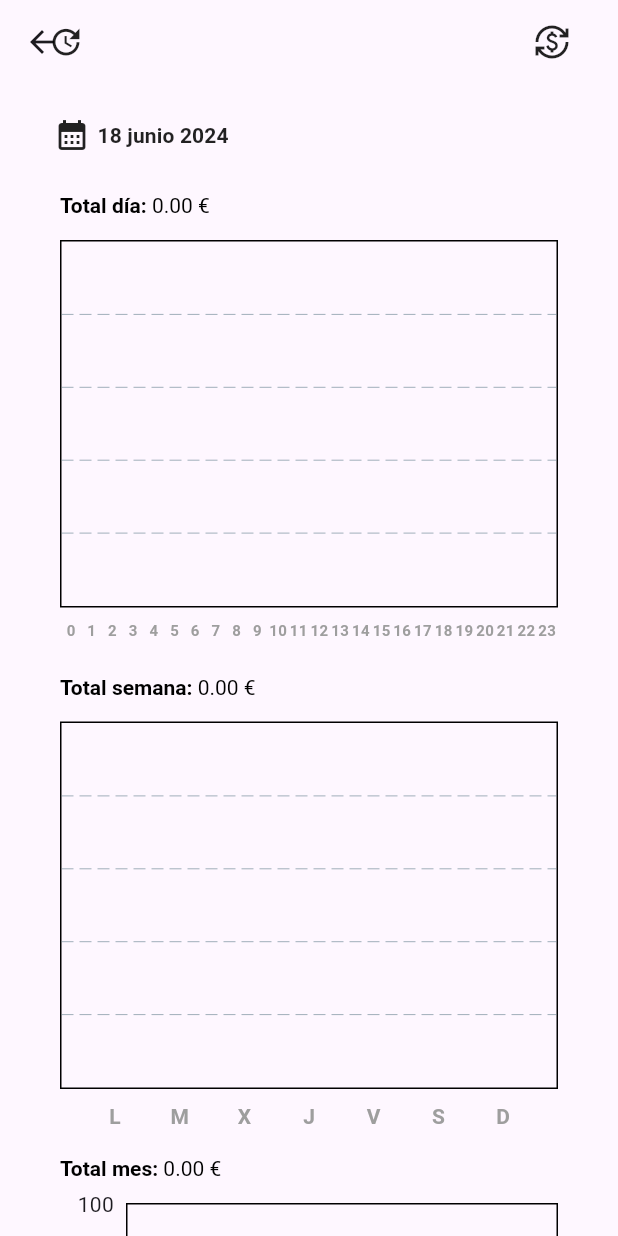
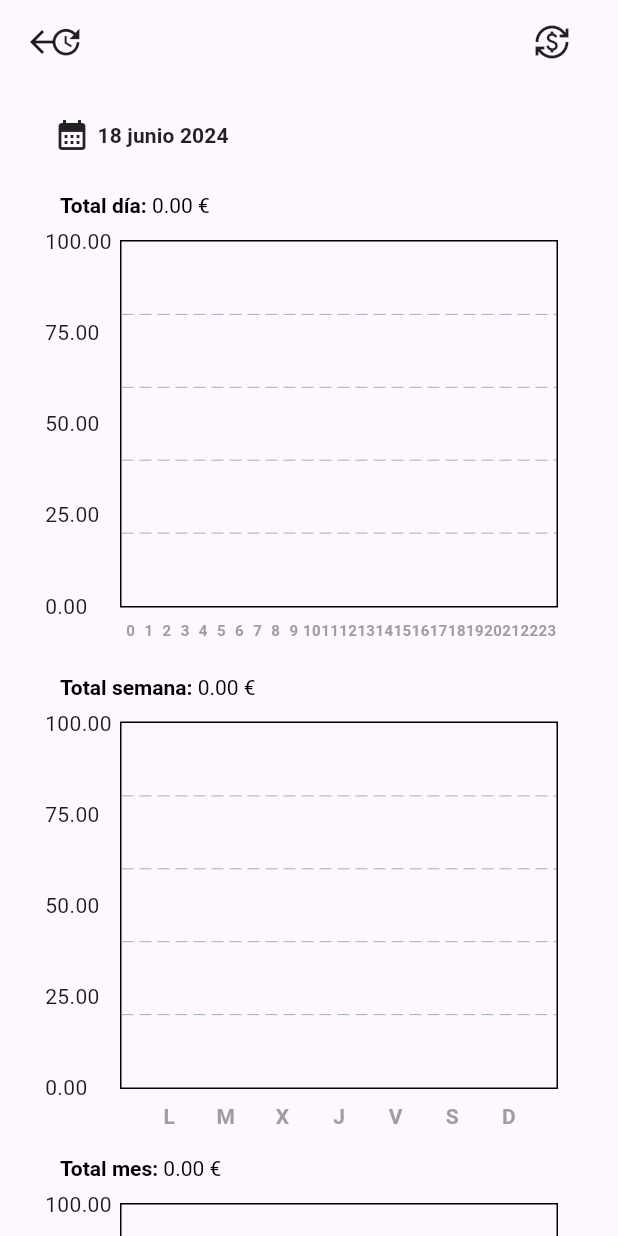
Before and after one commit to VolkerRivera/PowerMeterApp, a Flutter app: the GraphicsPage screen opened directly, on a phone screen of 412 x 824 dp. Run offline on Flutter 3.47's test engine with Material 3 defaults, Android fonts, the light colour scheme and no system bars; drawn by our look-alikes of fl_chart; our stand-ins replace dio, hive_flutter; missing offline and left inert: mqtt_client, nsd; accounts and stored records are empty.

Commit message:
Version final

```diff
--- a/lib/data/expense_data.dart
+++ b/lib/data/expenses/expense_data.dart
@@ -1,7 +1,7 @@
 import 'package:flutter/material.dart';
 import 'package:power_meter/data/hive_database.dart';
 import 'package:power_meter/datetime/date_time_helper.dart';
-import 'package:power_meter/presentation/models/expense_item.dart';
+import 'package:power_meter/data/expenses/expense_item.dart';
 
 class ExpenseData extends ChangeNotifier{
   // lista de TODOS los gastos
--- a/lib/presentation/items/expense_summary.dart
+++ b/lib/data/expenses/expense_summary.dart
@@ -1,5 +1,5 @@
 import 'package:flutter/material.dart';
-import 'package:power_meter/data/expense_data.dart';
+import 'package:power_meter/data/expenses/expense_data.dart';
 import 'package:power_meter/datetime/date_time_helper.dart';
 import 'package:power_meter/presentation/items/bar%20graph/bar_graph.dart';
 import 'package:provider/provider.dart';
@@ -11,8 +11,6 @@ class ExpenseSummaryWeek extends StatelessWidget {
     super.key,
     required this.startOfWeek,
     required this.euro});
-
-
 
     // calculate max amount in bar graph
     double calculateMaxThisWeek( // referente a 1 semana
@@ -58,9 +56,6 @@ class ExpenseSummaryWeek extends StatelessWidget {
         //get largest amount (which is at the end of the list)
         max = values.last * 1.1;
       }
-
-
-
       return max == 0 ? 100 : max;
     }
 
@@ -153,7 +148,7 @@ class ExpenseSummaryWeek extends StatelessWidget {
               ),
             ),
             ),
-          SizedBox( //necesario entender este percal
+          SizedBox(
             height: 275,
             child: euro ?
             MyBarGraphWeek( // es aqui donde se dara valor al grafico
@@ -192,17 +187,15 @@ class ExpenseSummaryMonth extends StatelessWidget {
 
   // calculate num days this month
   int numDiasThisMonth(){
-    //DateTime lastOfMonth = startOfMonth.subtract(const Duration(days: 1)); //restamos 1 al primer dia para saber cual es el ultimo del mes
-    //ultimo dia de mes actual = ( 1 / mes actual + 1 mes / año actual ) - 1 dia
     DateTime lastOfMonth = DateTime(startOfMonth.year, startOfMonth.month + 1, 1).subtract(const Duration(days: 1));
     int numDias = lastOfMonth.day;
     return numDias;
   }
+
   //calculate total amount this month
   String calculateMonthTotal(ExpenseData value){
     double total = 0;
     int numDias = numDiasThisMonth();
-    //DateTime startThisMonth = DateTime(DateTime.now().year, DateTime.now().month, 1);
 
     if(euro){
       // generamos la lista en base al numero de dias
@@ -489,14 +482,14 @@ class ExpenseSummaryDay extends StatelessWidget {
                           const TextSpan(
                             text: 'Total día: ',
                             style: TextStyle(
-                              fontWeight: FontWeight.bold, // Pone el texto en negrita
-                              color: Colors.black, // Color del texto
+                              fontWeight: FontWeight.bold,
+                              color: Colors.black,
                             ),
                           ),
                           TextSpan( // consumo.string
                             text: '${calculateDayTotal(value)} ${euro ? '€' : 'Wh'}',
                             style: const TextStyle(
-                            color: Colors.black, // Color del texto
+                            color: Colors.black,
                             ),
                           ),
                         ],
--- a/lib/data/get_precios.dart
+++ b/lib/data/get_precios.dart
@@ -12,7 +12,6 @@ class GetPricesFromAPI{
   Future <List<double>> getPrices() async{
 
     final response = await _dio.get('https://api.preciodelaluz.org/v1/prices/all?zone=PCB');
-    print(response.data.toString());
     final Map<String, dynamic> jsonMap = response.data;
     /*response.data es ya un Map<String, dynamic>, String es la etiqueta principal, en este caso los entries, y
     por otro lado el dynamic corresponde al valor, dicho valor puede ser un String, un int, otra lista, un mapa...*/
@@ -22,7 +21,6 @@ class GetPricesFromAPI{
     /*Iteramos para cada entry, y cada entry tendra una clave y un valor. Basicamente estamos creando otro mapa pero
     unicamente con los precios de cada entrada*/
     for (var entry in jsonMap.entries)
-    //TODO: truncar los decimales
       entry.key: {"price": entry.value['price']}
     };
 
@@ -32,7 +30,6 @@ class GetPricesFromAPI{
     return (entry['price'] as num).toDouble()/1000; // MWh -> kWh
     }).toList();
 
-    print(priceList);
     return priceList;
 
   }
--- a/lib/data/hive_database.dart
+++ b/lib/data/hive_database.dart
@@ -1,5 +1,5 @@
 import 'package:hive_flutter/hive_flutter.dart';
-import 'package:power_meter/presentation/models/expense_item.dart';
+import 'package:power_meter/data/expenses/expense_item.dart';
 
 class HiveDatabase {
   // reference our box
--- a/lib/main.dart
+++ b/lib/main.dart
@@ -1,20 +1,18 @@
 import 'package:flutter/material.dart';
 import 'package:hive_flutter/hive_flutter.dart';
-import 'package:power_meter/data/expense_data.dart';
+import 'package:power_meter/data/expenses/expense_data.dart';
 import 'package:power_meter/mqtt/state/mqtt_power_state.dart';
 import 'package:power_meter/mqtt/state/mqtt_register_state.dart';
 import 'package:power_meter/presentation/screens/graphics_screen.dart';
 import 'package:power_meter/presentation/screens/mqtt_view_screen.dart';
 import 'package:provider/provider.dart';
 import 'package:flutter_localizations/flutter_localizations.dart';
-//import 'package:path_provider/path_provider.dart';
 
 Future<void> main() async {
   // initialize hive
   await Hive.initFlutter();
-  //await Hive.deleteBoxFromDisk('expense_database4');
+  await Hive.deleteBoxFromDisk('expense_database4');
   // open a hive box
-  //await Hive.deleteBoxFromDisk('expense_database4');
   await Hive.openBox('expense_database4');
 
   runApp(
--- a/lib/mqtt/state/mqtt_register_state.dart
+++ b/lib/mqtt/state/mqtt_register_state.dart
@@ -1,9 +1,8 @@
-// ignore_for_file: avoid_print
 
 import 'dart:convert';
 
 import 'package:flutter/material.dart';
-import 'package:power_meter/presentation/models/expense_item.dart';
+import 'package:power_meter/data/expenses/expense_item.dart';
 
 enum MQTTRegisterConnectionState { connected, disconnected, connecting }
 
@@ -12,7 +11,6 @@ class MQTTRegisterState with ChangeNotifier{
   //Estados que vamos a compartir con el resto de los widget
   MQTTRegisterConnectionState _appConnectionState = MQTTRegisterConnectionState.disconnected;
   String _receivedText = ''; // lo que se recibe en el topic
-  final ExpenseItem _newExpense = ExpenseItem(amountWh: '0.005', amountEuro: '0.003', dateTime: DateTime.now());
   // ignore: prefer_final_fields
   List<ExpenseItem> _expenseListThisDay = [];
 
@@ -30,19 +28,20 @@ class MQTTRegisterState with ChangeNotifier{
           line = line.trim();
 
           if (line.isNotEmpty) { // Solo analizamos líneas no vacías
-            print(line);
+            //print(line);
             Map<String, dynamic> jsonData = jsonDecode(line);
             ExpenseItem expenseItem = ExpenseItem.fromJson(jsonData);
             _expenseListThisDay.add(expenseItem);
           }
         }
         if (hasListeners) { //si hay listeners, se notifica
-          print('JSON procesado correctamente');
+          //print('JSON procesado correctamente');
           notifyListeners();
         }
       }
 
     }catch(e){
+      // ignore: avoid_print
       print('El texto recibido no es un JSON válido: $e');
 
     }
@@ -60,7 +59,7 @@ class MQTTRegisterState with ChangeNotifier{
   String get getReceivedText => _receivedText;
   MQTTRegisterConnectionState get getAppConnectionState => _appConnectionState;
   List<ExpenseItem> get getExpenseList => _expenseListThisDay;
-  ExpenseItem get getNewExpense => _newExpense;
+
 
   void clearExpenseList() {
     _expenseListThisDay = [];
--- a/lib/presentation/items/bar graph/bar_data.dart
+++ b/lib/presentation/items/bar graph/bar_data.dart
@@ -69,10 +69,9 @@ class BarDataMonth{
   List<IndividualBar> barData = [
     ];
 
-  List<String> titleWeekRange = []; //pendiente inicializar las semanas
+  List<String> titleWeekRange = [];
 
   //initialize bottom titles, week ranges
-
   void initializeTitleWeekRange(){
 
 
@@ -86,8 +85,6 @@ class BarDataMonth{
       if(diaDeLaSemana == 7 || diaDelMes == numDias){ //si domingo o ultimo dia de mes
 
           String newRange = '${from.day} ${nombreMes(from)}';
-          //String newRange = '${from.day} ${nombreMes(from)} - ${to.day} ${nombreMes(to)}'; // creamos string a partir del rango
-          //String newRange = '${from.day}/${from.month} - ${to.day}/${to.month}';
           titleWeekRange.add(newRange); // la añadimos al grafico
 
           from = from.add(const Duration(days: 7));
@@ -107,7 +104,7 @@ class BarDataMonth{
     int diaDeLaSemana = startOfMonth.weekday;
     int indexIndividualBar = 0;
 
-    //important: avoid direct memory access, otherwise dart cries, crush and burns
+    // important: avoid direct memory access
     // for example: while(diaActual.day .. && startOfMonth.day ...)
     while(diaDelMes <= numDias){
       consumoSemana = consumoSemana + values.elementAt(diaDelMes - 1); //aumentamos consumo
--- a/lib/presentation/items/bar graph/bar_graph.dart
+++ b/lib/presentation/items/bar graph/bar_graph.dart
@@ -26,7 +26,7 @@ class MyBarGraphWeek extends StatelessWidget {
 
   @override
   Widget build(BuildContext context) {
-    //initialize Bardata, otherwise we will get null errors
+    //initialize Bardata, otherwise null errors
     BarDataWeek myBarData = BarDataWeek(
       monAmount: monAmount,
       tueAmount: tueAmount,
@@ -38,7 +38,7 @@ class MyBarGraphWeek extends StatelessWidget {
     myBarData.initializeBarData();
 
     return Padding(
-      padding: const EdgeInsets.only(left: 40.0, right: 40.0),
+      padding: const EdgeInsets.only(left: 30.0, right: 40.0),
       child: BarChart(
         BarChartData(
           //config eje y
@@ -56,24 +56,36 @@ class MyBarGraphWeek extends StatelessWidget {
             show: true,
           ),
 
-          titlesData: const FlTitlesData(
+          titlesData: FlTitlesData(
             show: true,
-            leftTitles: const AxisTitles(
+            leftTitles:  AxisTitles(
               sideTitles: SideTitles(
-                showTitles: false
+                showTitles: true,
+                interval: maxY!/4,
+                  getTitlesWidget: (value, meta) {
+                  const style = TextStyle(
+                    fontSize: 14,
+                  );
+
+                  // Format the value with one decimal place
+                  String formattedValue = value.toStringAsFixed(2);
+
+                  return Text(formattedValue, style: style);
+                },
+                reservedSize: 50
               )
             ),
-            rightTitles: AxisTitles(
+            rightTitles: const AxisTitles(
               sideTitles: SideTitles(
                 showTitles: false, // Oculta el eje derecho
               ),
             ),
-            topTitles: AxisTitles(
+            topTitles: const AxisTitles(
               sideTitles: SideTitles(
                 showTitles: false, // Oculta el eje derecho
               ),
             ),
-            bottomTitles: AxisTitles(
+            bottomTitles: const AxisTitles(
               sideTitles: SideTitles(
                 showTitles: true,
                 reservedSize: 30,
@@ -91,7 +103,7 @@ class MyBarGraphWeek extends StatelessWidget {
                 toY: data.y,
                 color: const Color.fromARGB(255, 130, 108, 255),
                 borderRadius: BorderRadius.circular(2),
-                width: 15.0
+                width: 12.0
               )
             ]
             ))
@@ -147,7 +159,7 @@ Widget getBottomTitlesSingleMonth(double value, TitleMeta meta){
     fontWeight: FontWeight.bold,
     fontSize: 14,
   );
-  Widget text = const Text('data', style: style,);  //= Text('${value.toInt() + 1}', style: style);
+  Widget text = const Text('data', style: style,);
 
   for(int i = 0; i <= value.toInt(); i++){
     text = const Text(' ', style: style);
@@ -182,63 +194,13 @@ class MyBarGraphMonth extends StatelessWidget {
     myBarData.initializeBarData();
     myBarData.initializeTitleWeekRange();
 
-    /*return Padding(
-      padding: const EdgeInsets.only(right: 20.0),
-      child: LineChart(
-        LineChartData(
-
-          gridData: FlGridData(
-            show: true,
-            drawVerticalLine: false,
-            drawHorizontalLine: true,
-            verticalInterval: (maxY!/2)
-            ),
-          borderData: FlBorderData(show: true),
-          lineBarsData: [
-            LineChartBarData(
-              color: const Color.fromARGB(255, 130, 108, 255),
-              spots: myBarData.barData
-              .map((data) => FlSpot(
-                data.x.toDouble(),
-                data.y
-              ))
-              .toList()
-              )
-          ],
-          titlesData: const FlTitlesData(
-            topTitles: AxisTitles(
-              sideTitles: SideTitles(
-                showTitles: false
-              )
-            ),
-            rightTitles: AxisTitles(
-              sideTitles: SideTitles(
-                showTitles: false
-              )
-            ),
-            bottomTitles: AxisTitles(
-              sideTitles: SideTitles(
-                showTitles: true,
-                reservedSize: 30,
-
-                //interval: 1
-              ),
-            ),
-          )
-        )
-        ),
-    );*/
     return Padding(
-      padding: const EdgeInsets.only(left: 40.0, right: 40.0),
+      padding: const EdgeInsets.only(left: 30.0, right: 40.0),
       child: BarChart(
         BarChartData(
           //config eje y
           maxY: maxY,
           minY: 0,
-          /*barTouchData: BarTouchData( //< esto + provider para cambiar datos de semana pinchando en barras, check also GestureDetector
-            touchCallback:(p0, p1) {
-
-            },),*/
           //style bar graphic
           gridData: const FlGridData(
             show: true,
@@ -247,6 +209,23 @@ class MyBarGraphMonth extends StatelessWidget {
           borderData: FlBorderData(show: true),
           titlesData:  FlTitlesData(
             show: true,
+            leftTitles:  AxisTitles(
+              sideTitles: SideTitles(
+                showTitles: true,
+                interval: maxY!/4,
+                  getTitlesWidget: (value, meta) {
+                  const style = TextStyle(
+                    fontSize: 14,
+                  );
+
+                  // Format the value with one decimal place
+                  String formattedValue = value.toStringAsFixed(2);
+
+                  return Text(formattedValue, style: style);
+                },
+                reservedSize: 50
+              )
+            ),
             rightTitles: const AxisTitles(
               sideTitles: SideTitles(
                 showTitles: false, // Oculta el eje derecho
@@ -266,7 +245,7 @@ class MyBarGraphMonth extends StatelessWidget {
                     fontWeight: FontWeight.bold,
                     fontSize: 14,
                   );
-                  Widget text = const Text('data', style: style,);  //= Text('${value.toInt() + 1}', style: style);
+                  Widget text = const Text('data', style: style,);
 
                   for(int i = 0; i <= value.toInt(); i++){
                     text = Text(myBarData.titleWeekRange.elementAt(i), style: style);
@@ -276,7 +255,6 @@ class MyBarGraphMonth extends StatelessWidget {
                     axisSide: meta.axisSide,
                     child: Transform(
                       origin: const Offset(20, 10),
-                      //origin: Offset(20, 20),
                       transform: Matrix4.identity()..rotateZ(0.8),
                       alignment: AlignmentDirectional.bottomStart,
                       child: text
@@ -297,7 +275,7 @@ class MyBarGraphMonth extends StatelessWidget {
                 toY: data.y,
                 color: const Color.fromARGB(255, 130, 108, 255),
                 borderRadius: BorderRadius.circular(2),
-                width: 15.0
+                width: 12.0
                 )
             ]
             ))
@@ -328,7 +306,7 @@ class MyBarGraphDay extends StatelessWidget {
     myBarData.initializaBarData();
 
     return Padding(
-      padding: const EdgeInsets.only(left: 40.0, right: 40.0),
+      padding: const EdgeInsets.only(left: 30.0, right: 40.0),
       child: BarChart(BarChartData(
         maxY: maxY,
         minY: 0,
@@ -340,7 +318,7 @@ class MyBarGraphDay extends StatelessWidget {
               toY: data.y,
               color: const Color.fromARGB(255, 130, 108, 255),
               borderRadius: BorderRadius.circular(2),
-              width: 15.0
+              width: 12.0
             )
           ]
           ))
@@ -352,9 +330,21 @@ class MyBarGraphDay extends StatelessWidget {
           borderData: FlBorderData(show: true),
           titlesData: FlTitlesData(
             show: true,
-            leftTitles: const AxisTitles(
+            leftTitles:  AxisTitles(
               sideTitles: SideTitles(
-                showTitles: false
+                showTitles: true,
+                interval: maxY!/4,
+                  getTitlesWidget: (value, meta) {
+                  const style = TextStyle(
+                    fontSize: 14,
+                  );
+
+                  // Format the value with one decimal place
+                  String formattedValue = value.toStringAsFixed(2);
+
+                  return Text(formattedValue, style: style);
+                },
+                reservedSize: 50
               )
             ),
             rightTitles: const AxisTitles(
--- a/lib/presentation/items/bar graph/individual_bar.dart
+++ b/lib/presentation/items/bar graph/individual_bar.dart
@@ -1,6 +1,6 @@
 class IndividualBar {
   final int x; // position on x axis
-  final double y; // amount in €
+  final double y; // amount in € or xWh
 
   IndividualBar({required this.x, required this.y});
 }
--- a/lib/presentation/items/card.dart
+++ b/lib/presentation/items/card/card.dart
@@ -19,7 +19,7 @@ class MyCard extends StatelessWidget {
     );
     return Card(
       child: Container(
-        padding: const EdgeInsets.symmetric(vertical: 10, horizontal: 20), //el padding manual puede hacer que si la pantalla del dispositivo es muy pequeña, al poner la pantalla horizontal desborde
+        padding: const EdgeInsets.symmetric(vertical: 10, horizontal: 20),
         child: Column(
           mainAxisSize: MainAxisSize.min,
           children: <Widget>[
```
Also changed, not shown: lib/mqtt/mqtt_manager.dart (+13 -15 lines), lib/mqtt/multicast_dns_mqtt.dart (deleted, +0 -32 lines), lib/presentation/screens/graphics_screen.dart (+6 -70 lines), lib/presentation/screens/mqtt_view_screen.dart (+10 -14 lines), lib/data/expenses/expense_item.dart (renamed from lib/presentation/models/expense_item.dart).
